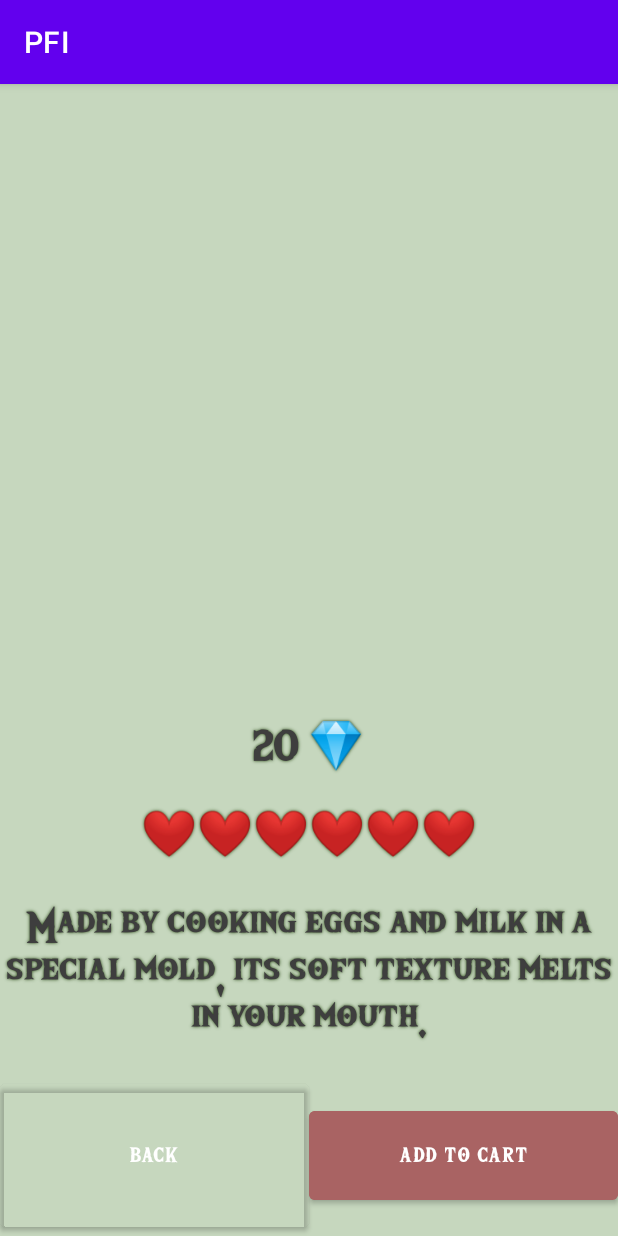
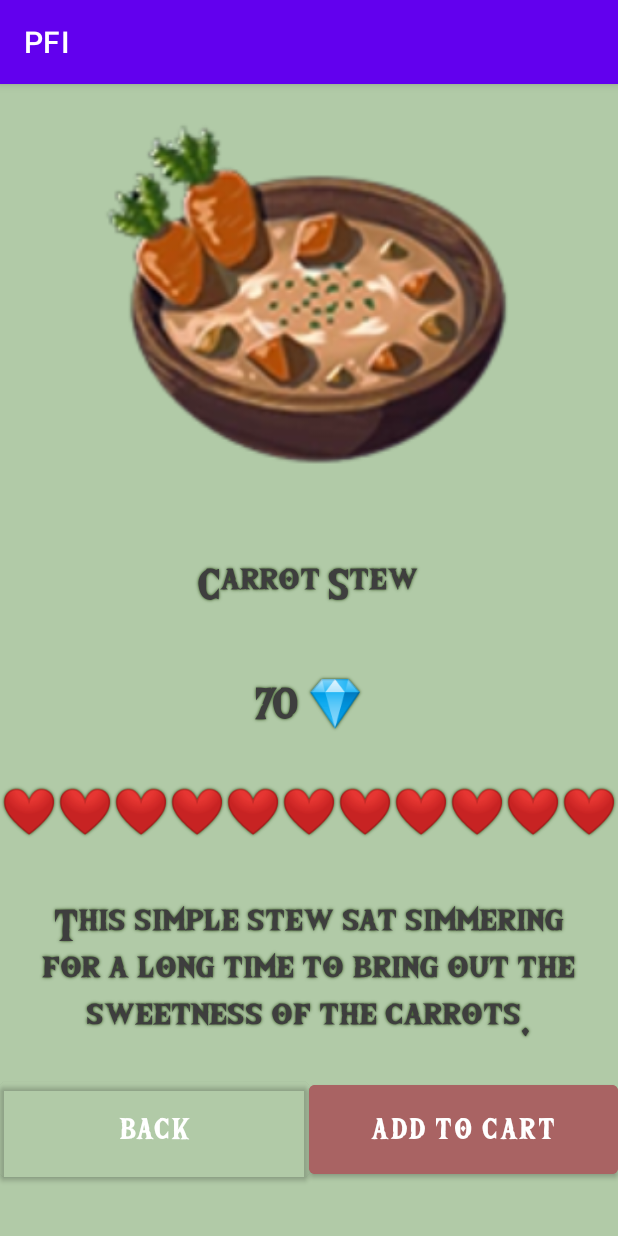
Before and after one commit to Alexis3335/PFI, an Android app: the details screen opened directly, with no data from a screen before it, on a phone screen of 412 x 824 dp. Run offline under Robolectric (Android 15) with nearby library versions, the phone set to English and light mode, and no system bars; our stand-ins replace data binding; 5 statements that could not run were skipped.

Commit message:
page details

```diff
--- a/app/src/main/java/com/example/pfi/Adaptateur.java
+++ b/app/src/main/java/com/example/pfi/Adaptateur.java
@@ -1,6 +1,7 @@
 package com.example.pfi;
 
 import android.content.Context;
+import android.content.Intent;
 import android.media.Image;
 import android.view.LayoutInflater;
 import android.view.View;
@@ -57,8 +58,10 @@ public class Adaptateur extends RecyclerView.Adapter<Adaptateur.MyViewHolder> {
             layout = itemView.findViewById(R.id.contraintLayoutProduitLigne);
 
             layout.setOnClickListener(view -> {
-                Toast t = Toast.makeText(context,produit.getNom(), Toast.LENGTH_LONG);
-                t.show();
+                Intent intent = new Intent(view.getContext(), details.class);
+                intent.putExtra("produit", produit);
+                intent.addFlags(Intent.FLAG_ACTIVITY_NEW_TASK);
+                view.getContext().startActivity(intent);
             });
 
         }
--- a/app/src/main/java/com/example/pfi/details.java
+++ b/app/src/main/java/com/example/pfi/details.java
@@ -3,10 +3,13 @@ package com.example.pfi;
 import androidx.appcompat.app.AppCompatActivity;
 import androidx.databinding.DataBindingUtil;
 
+import android.content.Intent;
 import android.os.Bundle;
 import com.example.pfi.databinding.ActivityDetailsBinding;
 
-public class details extends AppCompatActivity {
+import java.io.Serializable;
+
+public class details extends AppCompatActivity implements Serializable {
 
     ActivityDetailsBinding binding;
 
@@ -15,9 +18,20 @@ public class details extends AppCompatActivity {
         super.onCreate(savedInstanceState);
         setContentView(R.layout.activity_details);
 
-        //getIntent()
+        binding = DataBindingUtil.setContentView(details.this, R.layout.activity_details);
 
-        binding = DataBindingUtil.setContentView(details.this, R.layout.activity_details);
-        //binding.
+        Produit produit = (Produit) getIntent().getSerializableExtra("produit");
+
+        binding.img.setImageResource(produit.getImage());
+        binding.txtViewNom.setText(produit.getNom());
+        binding.txtViewPrix.setText(produit.getPrix());
+        binding.txtViewCoeurs.setText(produit.getCoeurs());
+        binding.txtViewDescription.setText(produit.getDescription());
+
+        binding.btnRetour.setOnClickListener(view ->{
+            Intent intent = new Intent(details.this, Produits.class);
+            startActivity(intent);
+        });
+
     }
 }
--- a/app/src/main/res/layout/activity_details.xml
+++ b/app/src/main/res/layout/activity_details.xml
@@ -1,5 +1,6 @@
 <?xml version="1.0" encoding="utf-8"?>
-<layout xmlns:android="http://schemas.android.com/apk/res/android">
+<layout xmlns:app="http://schemas.android.com/apk/res-auto"
+    xmlns:android="http://schemas.android.com/apk/res/android">
     <data>
         <variable
             name="produit"
@@ -9,61 +10,62 @@
     <LinearLayout
         android:layout_width="match_parent"
         android:layout_height="match_parent"
-        android:background="#E3C1C1"
-        android:backgroundTint="#C6D7BE"
+        android:background="#000000"
+        android:backgroundTint="#B1CAA7"
         android:gravity="center"
         android:orientation="vertical">
 
         <ImageView
-            android:id="@+id/imageView"
+            android:id="@+id/img"
             android:layout_width="match_parent"
-            android:layout_height="286dp" />
+            android:layout_height="286dp"
+            app:srcCompat="@drawable/carrot_stew" />
 
         <TextView
-            android:id="@+id/textView"
+            android:id="@+id/txtViewNom"
             android:layout_width="match_parent"
-            android:layout_height="125dp"
+            android:layout_height="97dp"
             android:fontFamily="@font/zelda_font"
             android:gravity="center"
             android:shadowColor="#254310"
             android:shadowRadius="2"
-            android:text="@{produit.Nom}"
+            android:text="@string/carrot_stew_name"
             android:textColor="#3E3E3E"
             android:textSize="30sp" />
 
         <TextView
-            android:id="@+id/textView2"
+            android:id="@+id/txtViewPrix"
             android:layout_width="match_parent"
             android:layout_height="60dp"
             android:fontFamily="@font/zelda_font"
             android:gravity="center"
             android:shadowColor="#254310"
             android:shadowRadius="2"
-            android:text="@string/egg_pudding_price"
+            android:text="@string/carrot_stew_price"
             android:textColor="#3E3E3E"
             android:textSize="30sp" />
 
         <TextView
-            android:id="@+id/textView7"
+            android:id="@+id/txtViewCoeurs"
             android:layout_width="match_parent"
-            android:layout_height="57dp"
+            android:layout_height="84dp"
             android:fontFamily="@font/zelda_font"
             android:gravity="center"
             android:shadowColor="#264510"
             android:shadowRadius="2"
-            android:text="@string/egg_pudding_hearts"
+            android:text="@string/carrot_stew_hearts"
             android:textColor="#3E3E3E"
             android:textSize="30sp" />
 
         <TextView
-            android:id="@+id/textView5"
+            android:id="@+id/txtViewDescription"
             android:layout_width="match_parent"
             android:layout_height="132dp"
             android:fontFamily="@font/zelda_font"
             android:gravity="center"
             android:shadowColor="#254310"
             android:shadowRadius="2"
-            android:text="@string/egg_pudding_description"
+            android:text="@string/carrot_stew_description"
             android:textColor="#3E3E3E"
             android:textSize="30sp" />
 
@@ -73,22 +75,24 @@
             android:orientation="horizontal">
 
             <Button
-                android:id="@+id/button3"
+                android:id="@+id/btnRetour"
                 android:layout_width="match_parent"
-                android:layout_height="match_parent"
+                android:layout_height="75dp"
                 android:layout_weight="1"
                 android:backgroundTint="#00D9E6D2"
                 android:fontFamily="@font/zelda_font"
-                android:text="@string/btnBack" />
+                android:text="@string/btnBack"
+                android:textSize="20sp" />
 
             <Button
-                android:id="@+id/button2"
+                android:id="@+id/btnAddCart"
                 android:layout_width="match_parent"
                 android:layout_height="71dp"
                 android:layout_weight="1"
                 android:backgroundTint="#A96363"
                 android:fontFamily="@font/zelda_font"
-                android:text="@string/btnAddCart" />
+                android:text="@string/btnAddCart"
+                android:textSize="20sp" />
         </LinearLayout>
 
     </LinearLayout>
```
